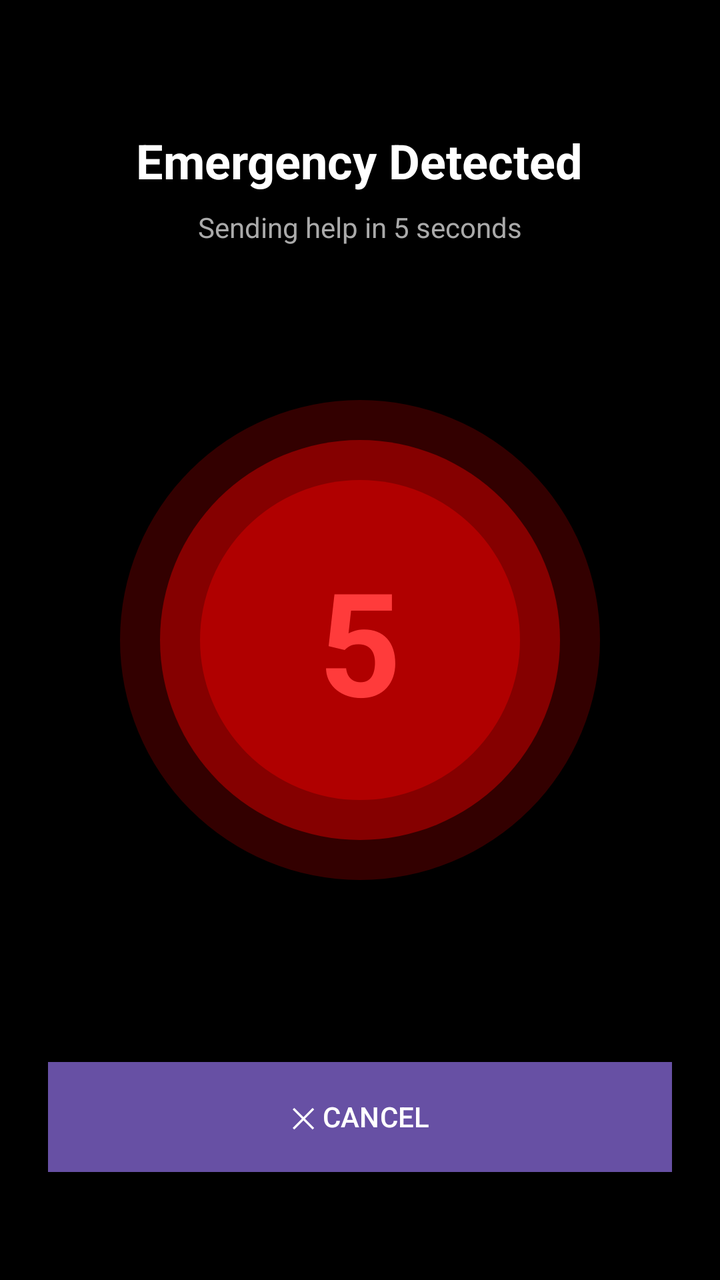
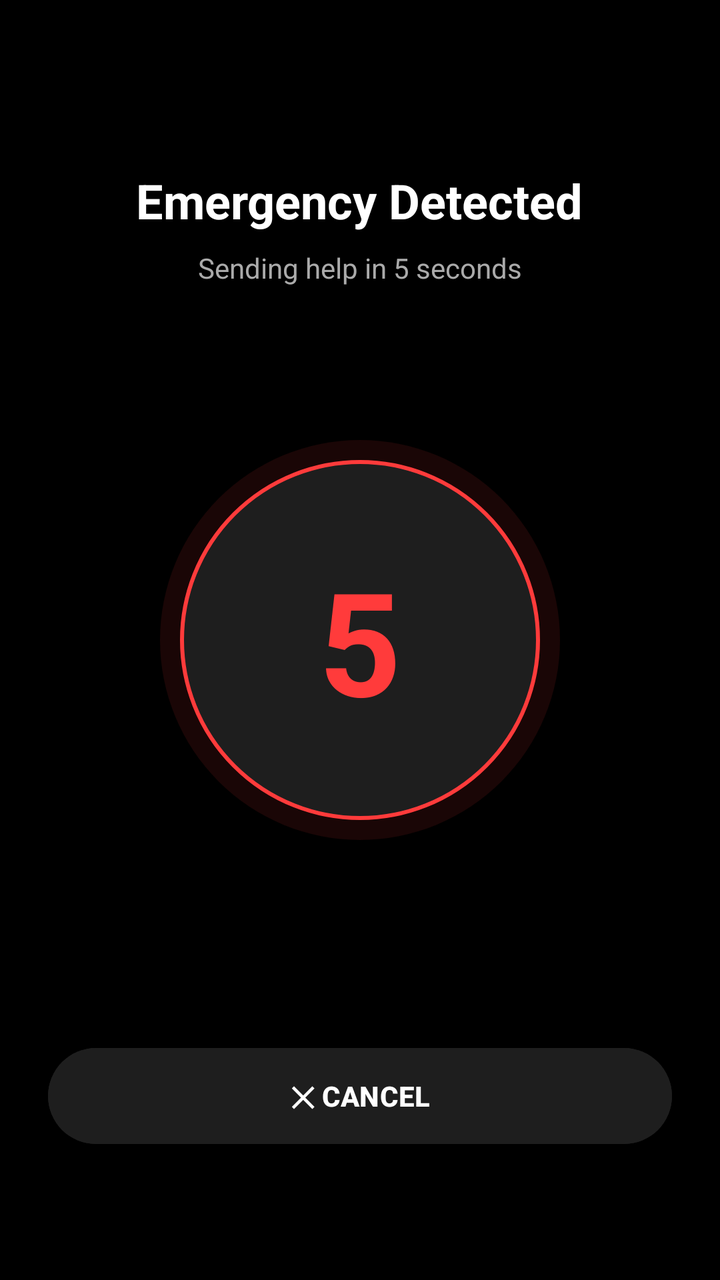

Before-and-after screenshots of an Android layout around one commit, followed by the original layout XML and the change that was made.
<!-- AndroidManifest.xml: application theme Theme.ResQLinkAI -->
<!-- res/layout/activity_pre_alert.xml -->
<?xml version="1.0" encoding="utf-8"?>
<RelativeLayout xmlns:android="http://schemas.android.com/apk/res/android"
    android:layout_width="match_parent"
    android:layout_height="match_parent"
    android:background="#000000"
    android:padding="24dp">

    
    <TextView
        android:layout_width="wrap_content"
        android:layout_height="wrap_content"
        android:text="Emergency Detected"
        android:textColor="#FFFFFF"
        android:textSize="24sp"
        android:textStyle="bold"
        android:layout_centerHorizontal="true"
        android:layout_marginTop="40dp" />

    
    <TextView
        android:layout_width="wrap_content"
        android:layout_height="wrap_content"
        android:text="Sending help in 5 seconds"
        android:textColor="#AAAAAA"
        android:textSize="14sp"
        android:layout_centerHorizontal="true"
        android:layout_marginTop="80dp" />

    
    <TextView
        android:id="@+id/countdown"
        android:layout_width="240dp"
        android:layout_height="240dp"
        android:layout_centerInParent="true"
        android:background="@drawable/red_glow_circle"
        android:gravity="center"
        android:text="5"
        android:textColor="#FF3B3B"
        android:textSize="72sp"
        android:textStyle="bold"/>

    
    <Button
        android:id="@+id/cancelBtn"
        android:layout_width="match_parent"
        android:layout_height="55dp"
        android:text="✕ CANCEL"
        android:textColor="#FFFFFF"
        android:background="#1E1E1E"
        android:layout_alignParentBottom="true"
        android:layout_marginBottom="30dp"/>

</RelativeLayout>
<!-- resources referenced by this layout -->
<resources>
  <!-- drawable red_glow_circle (drawable) -->
  <?xml version="1.0" encoding="utf-8"?>
  <layer-list xmlns:android="http://schemas.android.com/apk/res/android">
  
      
      <item>
          <shape android:shape="oval">
              <solid android:color="#33FF0000"/>
              <size android:width="240dp" android:height="240dp"/>
          </shape>
      </item>
  
      
      <item android:left="20dp" android:top="20dp"
          android:right="20dp" android:bottom="20dp">
          <shape android:shape="oval">
              <solid android:color="#66FF0000"/>
          </shape>
      </item>
  
      
      <item android:left="40dp" android:top="40dp"
          android:right="40dp" android:bottom="40dp">
          <shape android:shape="oval">
              <solid android:color="#B00000"/>
          </shape>
      </item>
  
  </layer-list>
  <style name="Theme.ResQLinkAI" parent="Base.Theme.ResQLinkAI" />
  <style name="Base.Theme.ResQLinkAI" parent="Theme.Material3.DayNight.NoActionBar">
          
          
      </style>
</resources>

<!-- the commit's change to res/layout/activity_pre_alert.xml (unified diff, before → after) -->
@@ -2,52 +2,52 @@
 <RelativeLayout xmlns:android="http://schemas.android.com/apk/res/android"
     android:layout_width="match_parent"
     android:layout_height="match_parent"
-    android:background="#000000"
+    android:background="@color/black"
     android:padding="24dp">
 
-    
     <TextView
+        android:id="@+id/alertTitle"
         android:layout_width="wrap_content"
         android:layout_height="wrap_content"
         android:text="Emergency Detected"
-        android:textColor="#FFFFFF"
+        android:textColor="@color/white"
         android:textSize="24sp"
         android:textStyle="bold"
         android:layout_centerHorizontal="true"
-        android:layout_marginTop="40dp" />
+        android:layout_marginTop="60dp" />
 
-    
     <TextView
         android:layout_width="wrap_content"
         android:layout_height="wrap_content"
         android:text="Sending help in 5 seconds"
-        android:textColor="#AAAAAA"
+        android:textColor="@color/text_secondary"
         android:textSize="14sp"
+        android:layout_below="@id/alertTitle"
         android:layout_centerHorizontal="true"
-        android:layout_marginTop="80dp" />
+        android:layout_marginTop="8dp" />
 
     
     <TextView
         android:id="@+id/countdown"
-        android:layout_width="240dp"
-        android:layout_height="240dp"
+        android:layout_width="200dp"
+        android:layout_height="200dp"
         android:layout_centerInParent="true"
-        android:background="@drawable/red_glow_circle"
+        android:background="@drawable/red_glow_circle_small"
         android:gravity="center"
         android:text="5"
-        android:textColor="#FF3B3B"
+        android:textColor="@color/emergency_red"
         android:textSize="72sp"
         android:textStyle="bold"/>
 
-    
     <Button
         android:id="@+id/cancelBtn"
         android:layout_width="match_parent"
-        android:layout_height="55dp"
+        android:layout_height="56dp"
         android:text="✕ CANCEL"
-        android:textColor="#FFFFFF"
-        android:background="#1E1E1E"
+        android:textColor="@color/white"
+        android:backgroundTint="#1E1E1E"
         android:layout_alignParentBottom="true"
-        android:layout_marginBottom="30dp"/>
+        android:layout_marginBottom="40dp"
+        android:textStyle="bold"/>
 
 </RelativeLayout>
<!-- resource entries referenced after the edit -->
@@ -1,33 +1,23 @@
 <!-- resources referenced by this layout -->
 <resources>
-  <!-- drawable red_glow_circle (drawable) -->
+  <color name="black">#000000</color>
+  <color name="emergency_red">#FF3B3B</color>
+  <color name="text_secondary">#AAAAAA</color>
+  <color name="white">#FFFFFF</color>
+  <!-- drawable red_glow_circle_small (drawable) -->
   <?xml version="1.0" encoding="utf-8"?>
   <layer-list xmlns:android="http://schemas.android.com/apk/res/android">
-  
-      
       <item>
           <shape android:shape="oval">
-              <solid android:color="#33FF0000"/>
-              <size android:width="240dp" android:height="240dp"/>
+              <solid android:color="#1AFF3B3B"/>
           </shape>
       </item>
-  
-      
-      <item android:left="20dp" android:top="20dp"
-          android:right="20dp" android:bottom="20dp">
+      <item android:top="10dp" android:bottom="10dp" android:left="10dp" android:right="10dp">
           <shape android:shape="oval">
-              <solid android:color="#66FF0000"/>
+              <solid android:color="#1E1E1E"/>
+              <stroke android:width="2dp" android:color="@color/emergency_red"/>
           </shape>
       </item>
-  
-      
-      <item android:left="40dp" android:top="40dp"
-          android:right="40dp" android:bottom="40dp">
-          <shape android:shape="oval">
-              <solid android:color="#B00000"/>
-          </shape>
-      </item>
-  
   </layer-list>
   <style name="Theme.ResQLinkAI" parent="Base.Theme.ResQLinkAI" />
   <style name="Base.Theme.ResQLinkAI" parent="Theme.Material3.DayNight.NoActionBar">
